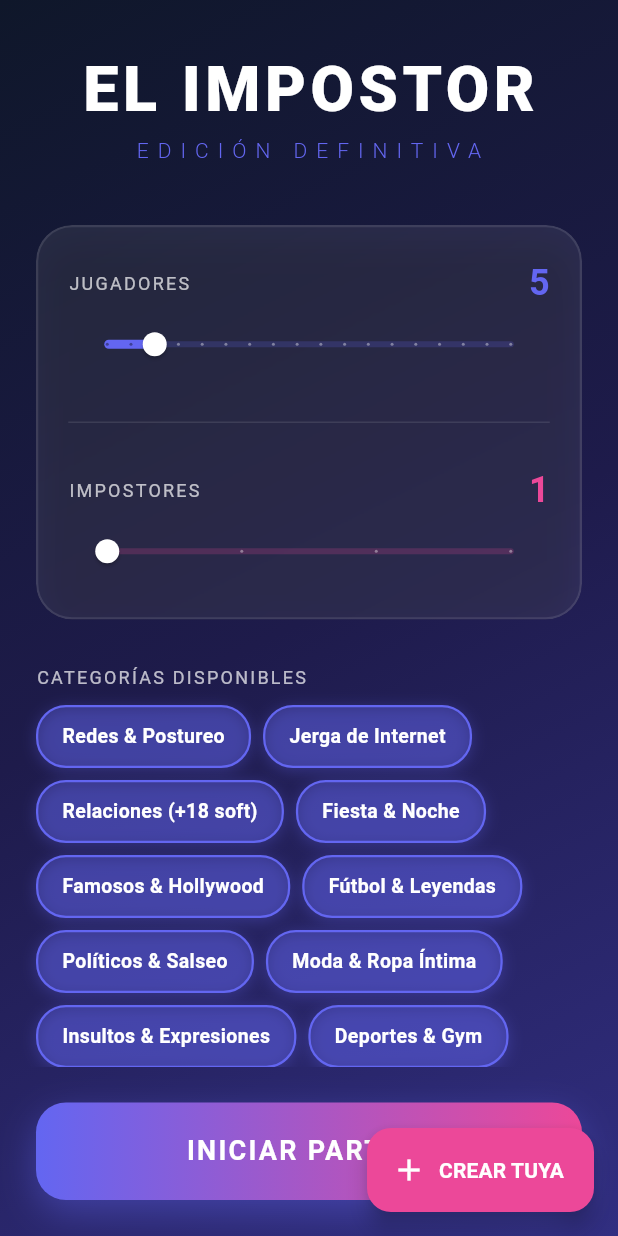
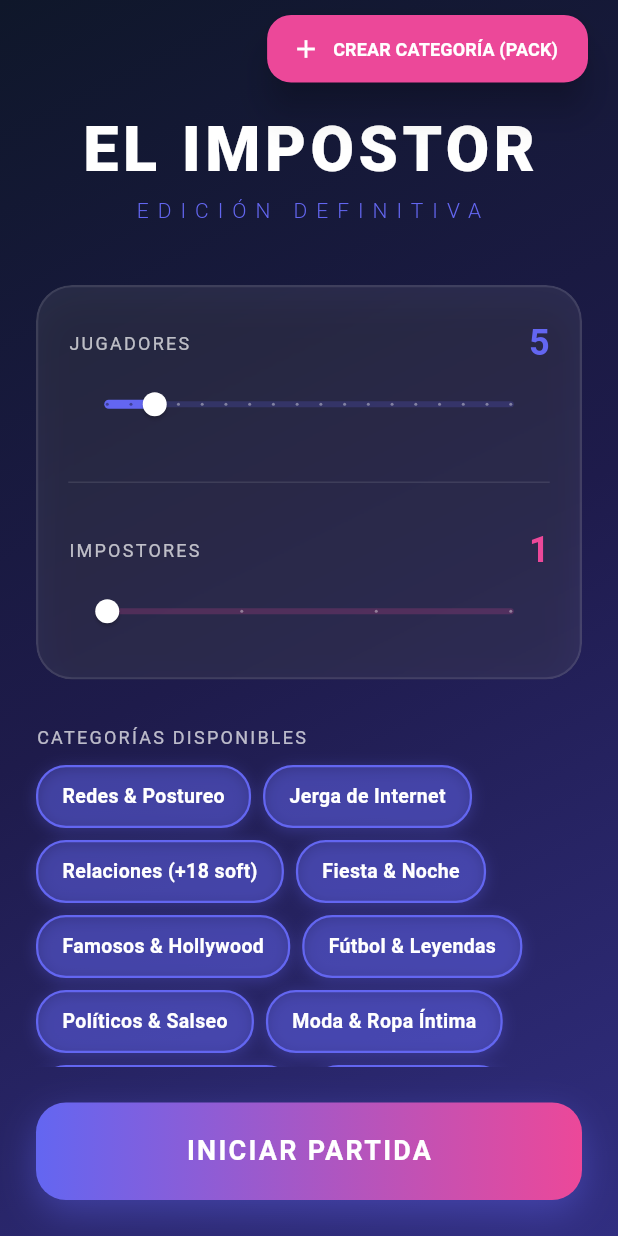
Before and after one commit to javiersaguar/impostor4, a Flutter app: the screen it shows after launch, on a phone screen of 412 x 824 dp. Run offline on Flutter 3.47's test engine with Material 3 defaults, Android fonts, the phone set to English and light mode, and no system bars; our stand-ins replace shared_preferences.

Commit message:
Añadir creador de categorias personalizadas

```diff
--- a/lib/main.dart
+++ b/lib/main.dart
@@ -201,44 +201,34 @@ class WordDatabase {
       'Rafa Nadal'
     ],
     'Fútbol & Leyendas': [
-    // Jugadores históricos
+      'Messi', 'Cristiano Ronaldo', 'Mbappé', 'Haaland', 'Neymar',
+      'Vinicius Jr', 'Lewandowski', 'Balón de Oro', 'Champions League',
+      'Mundial', 'Fuera de Juego', 'VAR', 'Penalti', 'Tarjeta Roja',
+      'El Clásico', 'Chilena', 'Portero', 'Árbitro comprado',
+      'Real Madrid', 'Negreira',
       'Pelé', 'Maradona', 'Johan Cruyff', 'Franz Beckenbauer', 'Alfredo Di Stéfano',
       'Ronaldo Nazário', 'Ronaldinho', 'Zidane', 'Paolo Maldini', 'Roberto Carlos',
       'George Best', 'Eusebio', 'Bobby Charlton', 'Xavi', 'Iniesta', 'Garrincha',
       'Marco van Basten', 'Gerd Müller', 'Romário', 'Batistuta', 'Totti', 'Henry',
       'Raúl González', 'Buffon', 'Iker Casillas',
-
-  // Jugadores actuales top
-      'Messi', 'Cristiano Ronaldo', 'Mbappé', 'Haaland', 'Neymar', 'Vinicius Jr',
-      'Lewandowski', 'Kane', 'Salah', 'Benzema', 'Modric', 'De Bruyne', 'Griezmann',
+      'Kane', 'Salah', 'Benzema', 'Modric', 'De Bruyne', 'Griezmann',
       'Kvaratskhelia', 'Rodri', 'Pedri', 'Gavi', 'Bellingham', 'Son Heung-min',
       'Bruno Fernandes', 'João Félix', 'Valverde', 'Odegaard', 'Ter Stegen',
       'Courtois', 'Enzo Fernández', 'Endrick', 'Lautaro Martínez',
-
-  // Equipos europeos
-      'Real Madrid', 'FC Barcelona', 'Atlético de Madrid', 'Sevilla FC',
+      'FC Barcelona', 'Atlético de Madrid', 'Sevilla FC',
       'Manchester United', 'Manchester City', 'Liverpool', 'Chelsea', 'Arsenal',
       'Tottenham', 'Bayern de Múnich', 'Borussia Dortmund', 'PSG', 'Olympique Lyon',
       'Olympique de Marsella', 'Juventus', 'Inter de Milán', 'AC Milan', 'Roma',
       'Napoli', 'Ajax', 'PSV Eindhoven', 'Benfica', 'Porto',
-
-  // Equipos sudamericanos
       'Boca Juniors', 'River Plate', 'Flamengo', 'Palmeiras', 'Corinthians',
       'Santos FC', 'São Paulo', 'Colo-Colo', 'Peñarol', 'Nacional',
-
-  // Selecciones
       'España', 'Brasil', 'Argentina', 'Francia', 'Alemania', 'Italia', 'Inglaterra',
       'Portugal', 'Países Bajos', 'Uruguay', 'Croacia', 'Bélgica',
       'Colombia', 'Chile', 'México',
-
-  // Términos del fútbol
-      'Balón de Oro', 'Champions League', 'Europa League', 'Mundial',
-      'Eurocopa', 'Copa América', 'Fuera de Juego', 'VAR', 'Penalti',
-      'Tarjeta Roja', 'Tarjeta Amarilla', 'Corner', 'Falta', 'Golazo',
-      'Hat-Trick', 'Chilena', 'Rabona', 'Tiki-Taka', 'Contraataque',
-      'Clásico', 'Derbi', 'Remontada', 'Portero', 'Extremo', 'Central',
-      'Delantero Centro', 'Árbitro comprado', 'Negreira'
-
+      'Europa League', 'Eurocopa', 'Copa América', 'Tarjeta Amarilla', 'Corner', 'Falta', 'Golazo',
+      'Hat-Trick', 'Rabona', 'Tiki-Taka', 'Contraataque',
+      'Clásico', 'Derbi', 'Remontada', 'Extremo', 'Central',
+      'Delantero Centro'
     ],
     'Políticos & Salseo': [
       'Feijóo', 'Ayuso', 'Trump', 'Biden', 'Putin',
@@ -384,6 +374,17 @@ class WordDatabase {
       'Gangster', 'Camello', 'Chulo'
     ],
   };
+
+  // Método para filtrar categorías
+  static List<String> getWordsForCategories(Set<String> selectedCategories) {
+    List<String> all = [];
+    categories.forEach((key, list) {
+      if (selectedCategories.contains(key)) {
+        all.addAll(list);
+      }
+    });
+    return all;
+  }
 }
 
 // ==========================================
@@ -515,16 +516,13 @@ class _SetupScreenState extends State<SetupScreen> {
     if (_impostors >= _players) _impostors = _players - 1;
 
     return Scaffold(
-      // Botón flotante para crear categorías
-      floatingActionButton: FloatingActionButton.extended(
-        onPressed: _openCategoryCreator,
-        backgroundColor: const Color(0xFFEC4899),
-        icon: const Icon(Icons.add, color: Colors.white),
-        label: const Text("CREAR TUYA", style: TextStyle(color: Colors.white, fontWeight: FontWeight.bold)),
-      ),
       body: BackgroundGradient(
         child: SafeArea(
-          child: Column(
+          // 2. USAMOS UN STACK PARA PODER PONER COSAS ENCIMA DE OTRAS
+          child: Stack(
+            children: [
+              // --- CAPA 1: EL CONTENIDO PRINCIPAL ---
+              Column(
                 children: [
                   Expanded(
                     child: SingleChildScrollView(
@@ -532,7 +530,7 @@ class _SetupScreenState extends State<SetupScreen> {
                       child: Column(
                         crossAxisAlignment: CrossAxisAlignment.start,
                         children: [
-                      const SizedBox(height: 20),
+                          const SizedBox(height: 60), // ESPACIO PARA QUE NO CHOQUE CON EL BOTÓN SUPERIOR
                           const Center(
                             child: Text(
                               "EL IMPOSTOR",
@@ -648,7 +646,7 @@ class _SetupScreenState extends State<SetupScreen> {
                               );
                             }).toList(),
                           ),
-                      const SizedBox(height: 80), // Espacio extra para el botón flotante
+                          const SizedBox(height: 20),
                         ],
                       ),
                     ),
@@ -685,6 +683,28 @@ class _SetupScreenState extends State<SetupScreen> {
                         child: const Text(
                           "INICIAR PARTIDA",
                           style: TextStyle(fontSize: 18, color: Colors.white, fontWeight: FontWeight.bold, letterSpacing: 1.5),
+                        ),
+                      ),
+                    ),
+                  ),
+                ],
+              ),
+
+              // --- CAPA 2: EL BOTÓN DE CREAR (FLOTANDO ARRIBA A LA DERECHA) ---
+              Positioned(
+                top: 10,
+                right: 20,
+                child: SizedBox(
+                  height: 45, // Un poco más pequeño para que sea sutil
+                  child: FloatingActionButton.extended(
+                    heroTag: "btn_crear", // Etiqueta necesaria para evitar conflictos
+                    onPressed: _openCategoryCreator,
+                    backgroundColor: const Color(0xFFEC4899),
+                    elevation: 10,
+                    icon: const Icon(Icons.add, color: Colors.white, size: 20),
+                    label: const Text(
+                      "CREAR CATEGORÍA (PACK)",
+                      style: TextStyle(color: Colors.white, fontWeight: FontWeight.bold, fontSize: 12)
                     ),
                   ),
                 ),
```
Also changed, not shown: 6 other files. Lines whose indentation alone changed are shown as unchanged.
